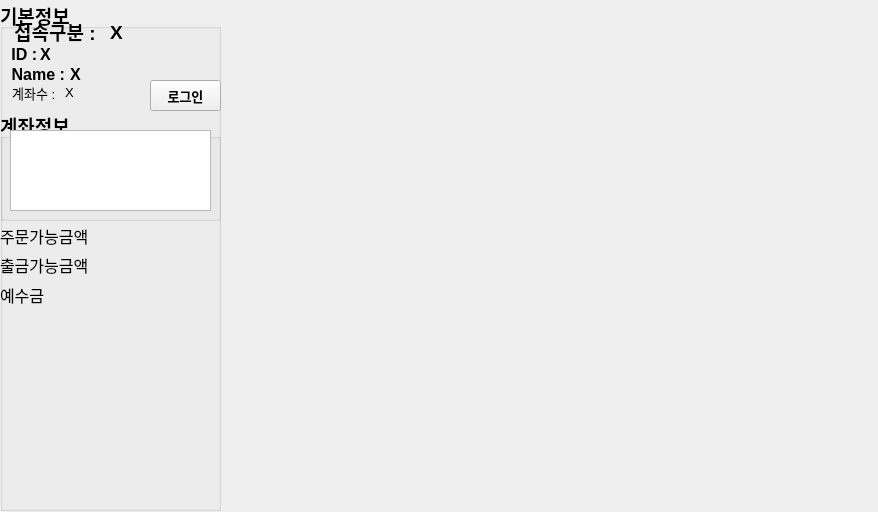
comlike12/autostock, file auto_main.ui: the form before one commit.
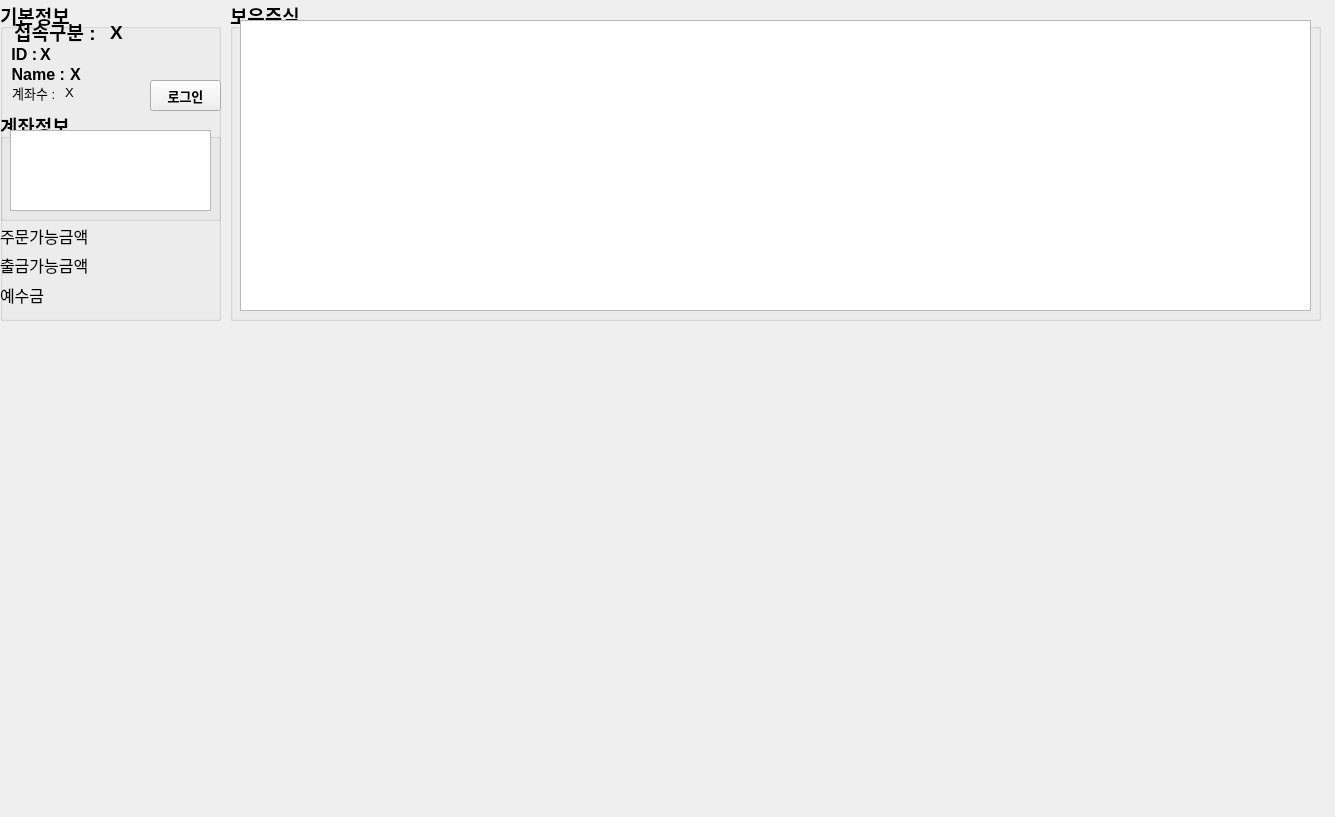
The form after the commit.

Commit message: 2021-03-09 수정 1. 보유종목 조회

What changed in the file:
```diff
--- a/auto_main.ui
+++ b/auto_main.ui
@@ -6,8 +6,8 @@
    <rect>
     <x>0</x>
     <y>0</y>
-    <width>878</width>
-    <height>512</height>
+    <width>1335</width>
+    <height>817</height>
    </rect>
   </property>
   <property name="windowTitle">
@@ -19,7 +19,7 @@
      <x>0</x>
      <y>0</y>
      <width>221</width>
-     <height>511</height>
+     <height>321</height>
     </rect>
    </property>
    <property name="font">
@@ -401,6 +401,37 @@
     </property>
    </widget>
   </widget>
+  <widget class="QGroupBox" name="groupBox">
+   <property name="geometry">
+    <rect>
+     <x>230</x>
+     <y>0</y>
+     <width>1091</width>
+     <height>321</height>
+    </rect>
+   </property>
+   <property name="font">
+    <font>
+     <family>Arial</family>
+     <pointsize>14</pointsize>
+     <weight>75</weight>
+     <bold>true</bold>
+    </font>
+   </property>
+   <property name="title">
+    <string>보유주식</string>
+   </property>
+   <widget class="QTableWidget" name="have_stock_table">
+    <property name="geometry">
+     <rect>
+      <x>10</x>
+      <y>20</y>
+      <width>1071</width>
+      <height>291</height>
+     </rect>
+    </property>
+   </widget>
+  </widget>
  </widget>
  <resources/>
  <connections/>
```
The commit also changes 5 other files.
